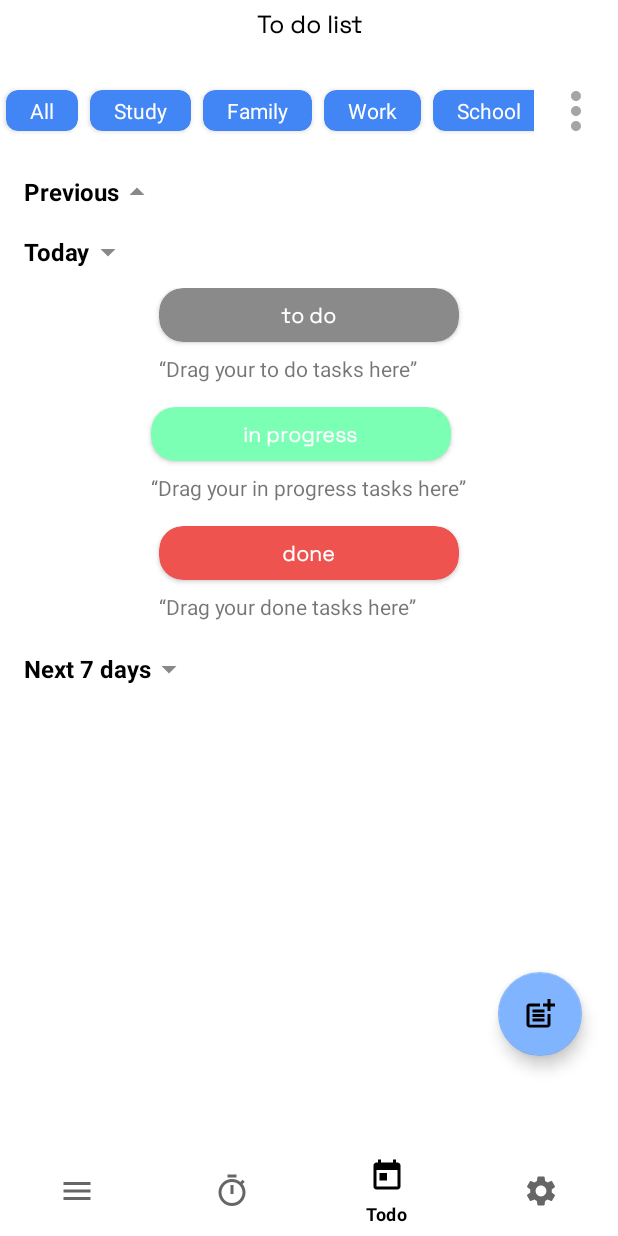
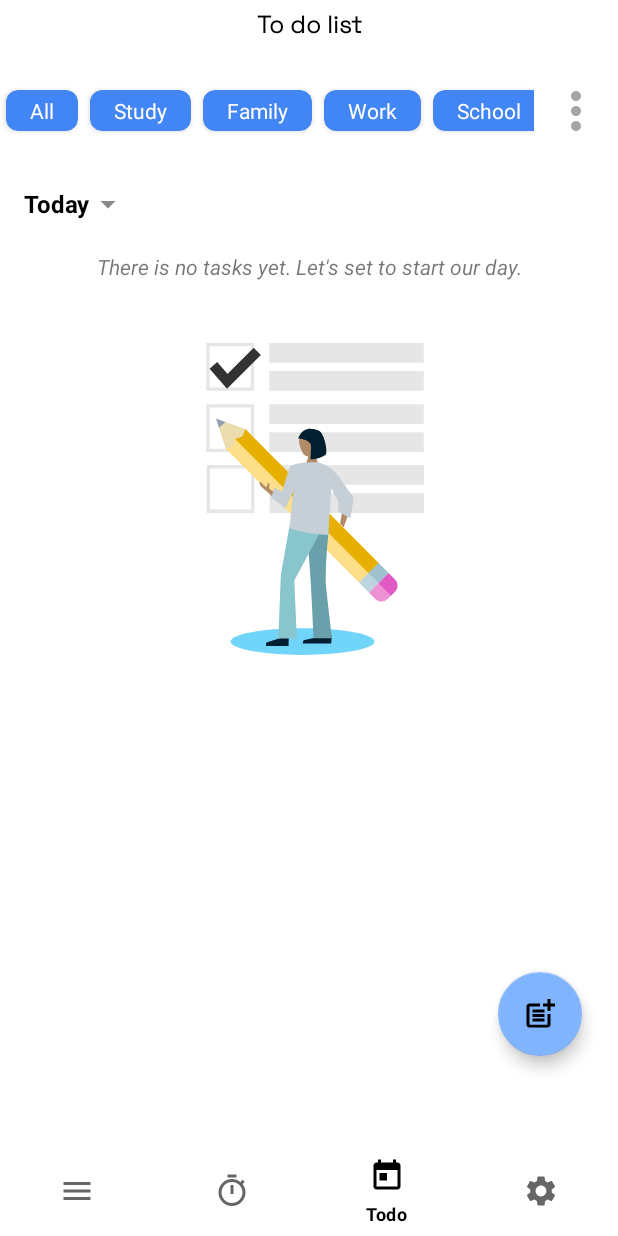
Before and after one commit to quangchien99/Pomodoro-Todo, an Android app: the screen it shows after launch (HomeActivity), item 3 of the bottom bar chosen, on a phone screen of 412 x 824 dp. Run offline under Robolectric (Android 15) with nearby library versions, the phone set to English and light mode, and no system bars; our stand-ins replace Dagger/Hilt's generated code, Room's generated code; 1 statement that could not run was skipped.

Commit message:
feature: update UI for TodoListFragment

```diff
--- a/app/src/main/java/com/chpham/pomodoro_todo/todo/ui/TodoListFragment.kt
+++ b/app/src/main/java/com/chpham/pomodoro_todo/todo/ui/TodoListFragment.kt
@@ -194,14 +194,26 @@ class TodoListFragment : BaseFragment<FragmentTodoBinding>() {
                     bottomSheetDialogFragment?.onDestroy()
                 }
                 else -> {
-                    //do nothing yet
+                    // do nothing yet
                 }
             }
         }
         todoListViewModel.yesterdayTasks.observe(viewLifecycleOwner) {
+            if (it.isNullOrEmpty()) {
+                binding.tvPrevious.visibility = View.GONE
+            } else {
+                binding.tvPrevious.visibility = View.VISIBLE
+            }
             previousTasksAdapter.differ.submitList(it)
         }
         todoListViewModel.todayTasks.observe(viewLifecycleOwner) { tasks ->
+            if (tasks.isNullOrEmpty()) {
+                binding.tvEmptyTasks.visibility = View.VISIBLE
+                binding.animEmptyTasks.visibility = View.VISIBLE
+            } else {
+                binding.tvEmptyTasks.visibility = View.GONE
+                binding.animEmptyTasks.visibility = View.GONE
+
                 val todoTasks = tasks.filter { it?.state == TaskState.TO_DO }
                 val inProgressTasks = tasks.filter { it?.state == TaskState.IN_PROGRESS }
                 val doneTasks = tasks.filter { it?.state == TaskState.DONE }
@@ -216,7 +228,13 @@ class TodoListFragment : BaseFragment<FragmentTodoBinding>() {
 
                 todayTasksAdapter.differ.submitList(tasksAndHeader)
             }
+        }
         todoListViewModel.next7DaysTasks.observe(viewLifecycleOwner) {
+            if (it.isNullOrEmpty()) {
+                binding.tvFuture.visibility = View.GONE
+            } else {
+                binding.tvFuture.visibility = View.VISIBLE
+            }
             next7DaysTasksAdapter.differ.submitList(it)
         }
 
--- a/app/src/main/java/com/chpham/pomodoro_todo/todo/ui/dialog/CreateTaskBottomSheetDialogFragment.kt
+++ b/app/src/main/java/com/chpham/pomodoro_todo/todo/ui/dialog/CreateTaskBottomSheetDialogFragment.kt
@@ -4,7 +4,6 @@ import android.annotation.SuppressLint
 import android.content.Context
 import android.content.DialogInterface
 import android.os.Bundle
-import android.util.Log
 import android.view.LayoutInflater
 import android.view.MotionEvent
 import android.view.View
@@ -337,7 +336,7 @@ class CreateTaskBottomSheetDialogFragment : BottomSheetDialogFragment() {
             else -> {
                 val selectedDate =
                     "${selectedCalendar.get(Calendar.DAY_OF_MONTH)}/${selectedCalendar.get(Calendar.MONTH) + 1}/${
-                        selectedCalendar.get(Calendar.YEAR)
+                    selectedCalendar.get(Calendar.YEAR)
                     }"
                 binding.btnDay.text = selectedDate
             }
--- a/app/src/main/res/layout/fragment_todo.xml
+++ b/app/src/main/res/layout/fragment_todo.xml
@@ -71,6 +71,7 @@
                         android:textColor="@color/black"
                         android:textSize="@dimen/text_size_16"
                         android:textStyle="bold"
+                        android:visibility="gone"
                         app:drawableEndCompat="@drawable/ic_arrow_drop_up" />
                 </RelativeLayout>
 
@@ -78,8 +79,8 @@
                     android:id="@+id/rcvPreviousTasks"
                     android:layout_width="match_parent"
                     android:layout_height="wrap_content"
-                    android:visibility="gone"
-                    android:layout_gravity="center" />
+                    android:layout_gravity="center"
+                    android:visibility="gone" />
 
                 <RelativeLayout
                     android:id="@+id/layoutHeaderToday"
@@ -98,6 +99,27 @@
                         android:textSize="@dimen/text_size_16"
                         android:textStyle="bold"
                         app:drawableEndCompat="@drawable/ic_arrow_drop_down" />
+
+                    <TextView
+                        android:id="@+id/tvEmptyTasks"
+                        android:layout_width="match_parent"
+                        android:layout_height="wrap_content"
+                        android:layout_below="@id/tvToday"
+                        android:layout_marginTop="@dimen/margin_16"
+                        android:gravity="center"
+                        android:text="@string/text_empty_task"
+                        android:textStyle="italic" />
+
+                    <com.airbnb.lottie.LottieAnimationView
+                        android:id="@+id/animEmptyTasks"
+                        android:layout_width="@dimen/width_240"
+                        android:layout_height="@dimen/height_240"
+                        android:layout_below="@id/tvEmptyTasks"
+                        android:layout_centerInParent="true"
+                        android:layout_marginVertical="@dimen/margin_16"
+                        app:lottie_autoPlay="true"
+                        app:lottie_fileName="empty_task.json"
+                        app:lottie_loop="true" />
                 </RelativeLayout>
 
                 <androidx.recyclerview.widget.RecyclerView
@@ -121,43 +143,16 @@
                         android:textColor="@color/black"
                         android:textSize="@dimen/text_size_16"
                         android:textStyle="bold"
-                        app:drawableEndCompat="@drawable/ic_arrow_drop_down" />
+                        android:visibility="gone"
+                        app:drawableEndCompat="@drawable/ic_arrow_drop_up" />
                 </RelativeLayout>
 
                 <androidx.recyclerview.widget.RecyclerView
                     android:id="@+id/rcvNext7DaysTasks"
                     android:layout_width="match_parent"
-                    android:layout_height="wrap_content" />
+                    android:layout_height="wrap_content"
+                    android:visibility="gone" />
             </LinearLayout>
-
-            <RelativeLayout
-                android:id="@+id/layoutEmptyStatus"
-                android:layout_width="match_parent"
-                android:layout_height="match_parent"
-                android:layout_marginTop="@dimen/margin_40"
-                android:visibility="gone">
-
-                <TextView
-                    android:id="@+id/tvContent"
-                    android:layout_width="@dimen/width_240"
-                    android:layout_height="wrap_content"
-                    android:layout_above="@id/animationViewEmptyTask"
-                    android:layout_centerHorizontal="true"
-                    android:layout_marginBottom="16dp"
-                    android:fontFamily="@font/space_grotesk"
-                    android:gravity="center"
-                    android:text="@string/text_empty_task"
-                    android:textColor="@color/black" />
-
-                <com.airbnb.lottie.LottieAnimationView
-                    android:id="@+id/animationViewEmptyTask"
-                    android:layout_width="@dimen/width_240"
-                    android:layout_height="@dimen/height_240"
-                    android:layout_centerInParent="true"
-                    app:lottie_autoPlay="true"
-                    app:lottie_fileName="empty_task.json"
-                    app:lottie_loop="true" />
-            </RelativeLayout>
         </RelativeLayout>
     </androidx.core.widget.NestedScrollView>
 
--- a/domain/src/main/java/com/chpham/domain/interactor/GetTasksByDayUseCase.kt
+++ b/domain/src/main/java/com/chpham/domain/interactor/GetTasksByDayUseCase.kt
@@ -27,5 +27,4 @@ class GetTasksByDayUseCase(
     override suspend fun execute(parameter: Long): Flow<List<Task?>> {
         return todoListRepository.getTasksByDay(parameter)
     }
-
 }
--- a/domain/src/main/java/com/chpham/domain/interactor/GetTasksInRangeUseCase.kt
+++ b/domain/src/main/java/com/chpham/domain/interactor/GetTasksInRangeUseCase.kt
@@ -28,5 +28,4 @@ class GetTasksInRangeUseCase(
     override suspend fun execute(parameter: GetTaskInRangeParams): Flow<List<Task?>> {
         return todoListRepository.getTasksInRange(parameter.startDate, parameter.endDate)
     }
-
 }
```
Also changed, not shown: app/src/main/java/com/chpham/pomodoro_todo/base/viewmodel/ViewModelState.kt (line endings or trailing spaces), domain/src/main/java/com/chpham/domain/interactor/params/GetTaskInRangeParams.kt (line endings or trailing spaces). Lines whose indentation alone changed are shown as unchanged.
